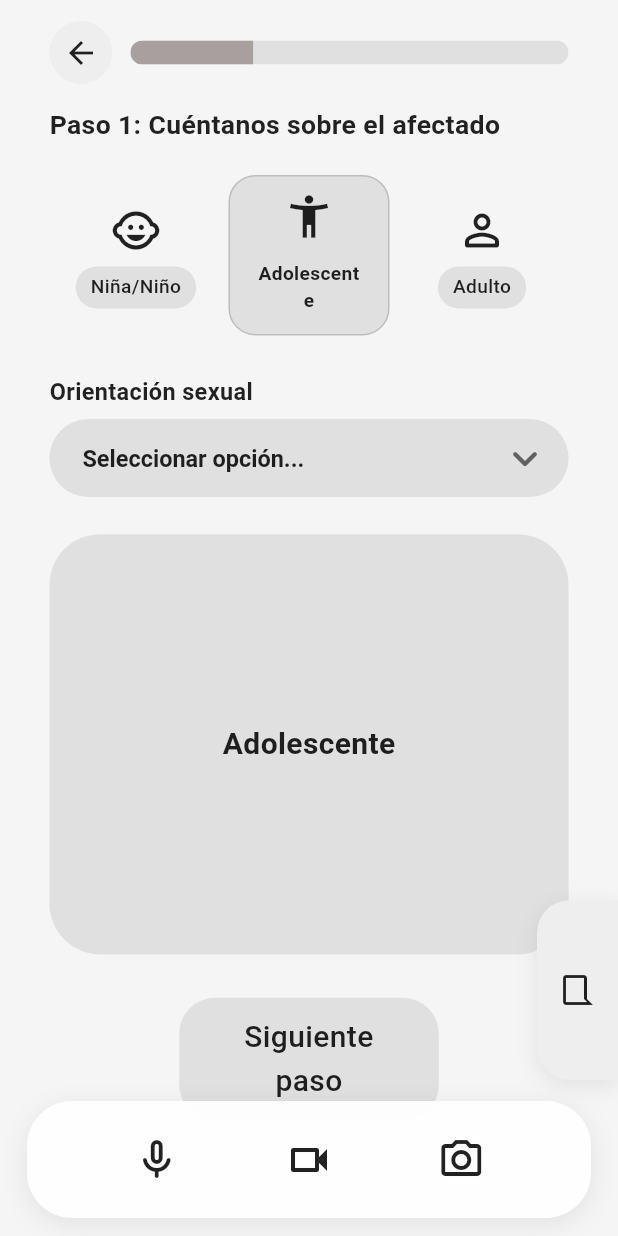
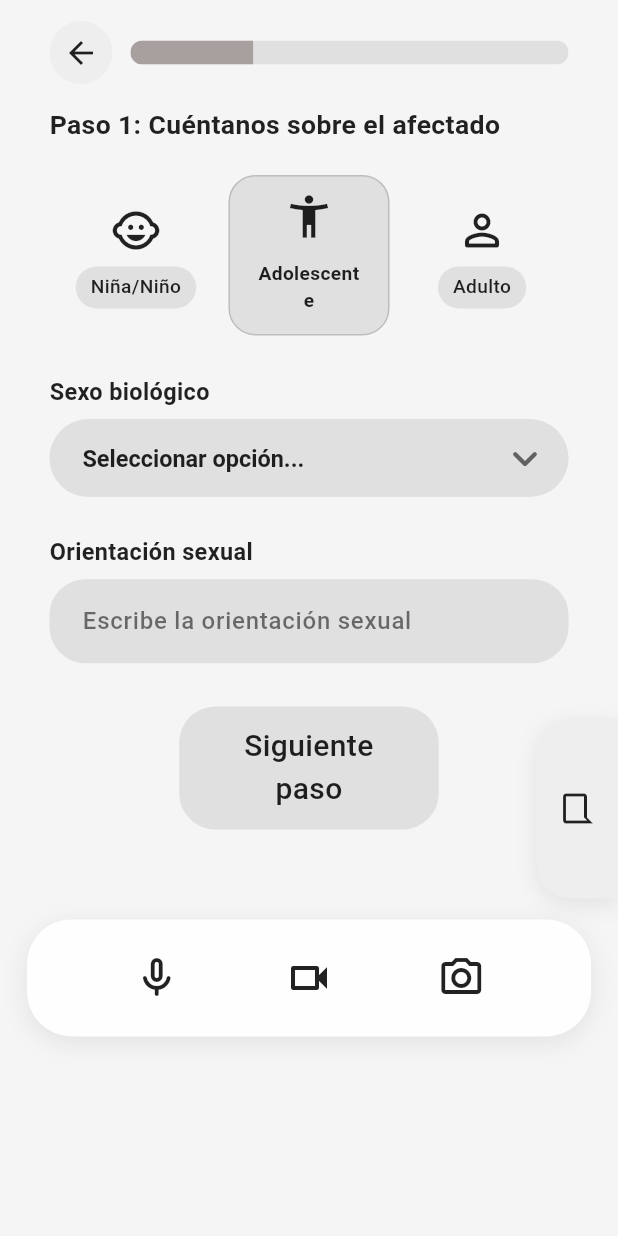
Before and after one commit to JuanCa-Restrepo/Front-App-LILA, a Flutter app: the ReportCaseStep1Page screen opened directly, on a phone screen of 412 x 824 dp. Run offline on Flutter 3.47's test engine with Material 3 defaults, Android fonts, the phone set to English and light mode, and no system bars.

Commit message:
atualizacion pantalla de formulario 1

```diff
--- a/lib/features/report_case/view/report_case_step1_page.dart
+++ b/lib/features/report_case/view/report_case_step1_page.dart
@@ -1,11 +1,6 @@
 import 'package:flutter/material.dart';
 import 'report_case_step2_page.dart';
 
-/// ===========================================================
-/// REPORT CASE STEP 1 PAGE
-/// Pantalla visual para el primer paso de reporte de caso.
-/// Solo UI con estado local para selección visual.
-/// ===========================================================
 class ReportCaseStep1Page extends StatefulWidget {
   const ReportCaseStep1Page({super.key});
 
@@ -15,7 +10,10 @@ class ReportCaseStep1Page extends StatefulWidget {
 
 class _ReportCaseStep1PageState extends State<ReportCaseStep1Page> {
   PersonType selectedPerson = PersonType.adolescente;
-  String? selectedOrientation;
+
+  String? selectedBiologicalSex;
+  final TextEditingController orientationController = TextEditingController();
+
   bool isChatExpanded = false;
   int selectedBottomIndex = -1;
 
@@ -31,6 +29,12 @@ class _ReportCaseStep1PageState extends State<ReportCaseStep1Page> {
         isChatExpanded = false;
       });
     }
+  }
+
+  @override
+  void dispose() {
+    orientationController.dispose();
+    super.dispose();
   }
 
   @override
@@ -64,7 +68,20 @@ class _ReportCaseStep1PageState extends State<ReportCaseStep1Page> {
                     _buildHeader(titleSize),
                     SizedBox(height: sectionGap * 1.05),
                     _buildPersonSelector(w),
+
                     SizedBox(height: sectionGap * 1.25),
+                    Text(
+                      "Sexo biológico",
+                      style: TextStyle(
+                        fontSize: labelSize,
+                        fontWeight: FontWeight.w600,
+                        color: Colors.black87,
+                      ),
+                    ),
+                    const SizedBox(height: 8),
+                    _buildBiologicalSexDropdown(w),
+
+                    SizedBox(height: sectionGap * 1.2),
                     Text(
                       "Orientación sexual",
                       style: TextStyle(
@@ -74,9 +91,8 @@ class _ReportCaseStep1PageState extends State<ReportCaseStep1Page> {
                       ),
                     ),
                     const SizedBox(height: 8),
-                    _buildDropdown(w),
-                    SizedBox(height: sectionGap * 1.2),
-                    _buildPreviewCard(h),
+                    _buildOrientationTextField(),
+
                     SizedBox(height: sectionGap * 1.4),
                     Center(
                       child: SizedBox(
@@ -182,7 +198,9 @@ class _ReportCaseStep1PageState extends State<ReportCaseStep1Page> {
                   color: isSelected ? Colors.grey.shade300 : Colors.transparent,
                   borderRadius: BorderRadius.circular(18),
                   border: Border.all(
-                    color: isSelected ? Colors.grey.shade400 : Colors.transparent,
+                    color: isSelected
+                        ? Colors.grey.shade400
+                        : Colors.transparent,
                   ),
                 ),
                 child: Column(
@@ -223,9 +241,9 @@ class _ReportCaseStep1PageState extends State<ReportCaseStep1Page> {
     );
   }
 
-  Widget _buildDropdown(double w) {
+  Widget _buildBiologicalSexDropdown(double w) {
     return DropdownButtonFormField<String>(
-      value: selectedOrientation,
+      value: selectedBiologicalSex,
       icon: const Icon(Icons.keyboard_arrow_down_rounded, size: 34),
       dropdownColor: Colors.white,
       style: TextStyle(
@@ -259,32 +277,42 @@ class _ReportCaseStep1PageState extends State<ReportCaseStep1Page> {
       items: const [
         DropdownMenuItem(value: "Masculino", child: Text("Masculino")),
         DropdownMenuItem(value: "Femenino", child: Text("Femenino")),
-        DropdownMenuItem(value: "Otro", child: Text("Otro")),
+        DropdownMenuItem(value: "Intersexual", child: Text("Intersexual")),
       ],
       onChanged: (value) {
         setState(() {
-          selectedOrientation = value;
+          selectedBiologicalSex = value;
         });
       },
     );
   }
 
-  Widget _buildPreviewCard(double h) {
-    return Container(
-      width: double.infinity,
-      height: (h * 0.34).clamp(230.0, 300.0),
-      decoration: BoxDecoration(
-        color: Colors.grey.shade300,
-        borderRadius: BorderRadius.circular(34),
-      ),
-      child: Center(
-        child: Text(
-          selectedPerson.label,
-          style: const TextStyle(
-            fontSize: 20,
-            fontWeight: FontWeight.w700,
-            color: Colors.black87,
-          ),
+  Widget _buildOrientationTextField() {
+    return TextField(
+      controller: orientationController,
+      decoration: InputDecoration(
+        hintText: "Escribe la orientación sexual",
+        hintStyle: const TextStyle(
+          color: Colors.black54,
+          fontWeight: FontWeight.w500,
+        ),
+        filled: true,
+        fillColor: Colors.grey.shade300,
+        contentPadding: const EdgeInsets.symmetric(
+          horizontal: 18,
+          vertical: 16,
+        ),
+        border: OutlineInputBorder(
+          borderRadius: BorderRadius.circular(24),
+          borderSide: BorderSide.none,
+        ),
+        enabledBorder: OutlineInputBorder(
+          borderRadius: BorderRadius.circular(24),
+          borderSide: BorderSide.none,
+        ),
+        focusedBorder: OutlineInputBorder(
+          borderRadius: BorderRadius.circular(24),
+          borderSide: BorderSide.none,
         ),
       ),
     );
```
